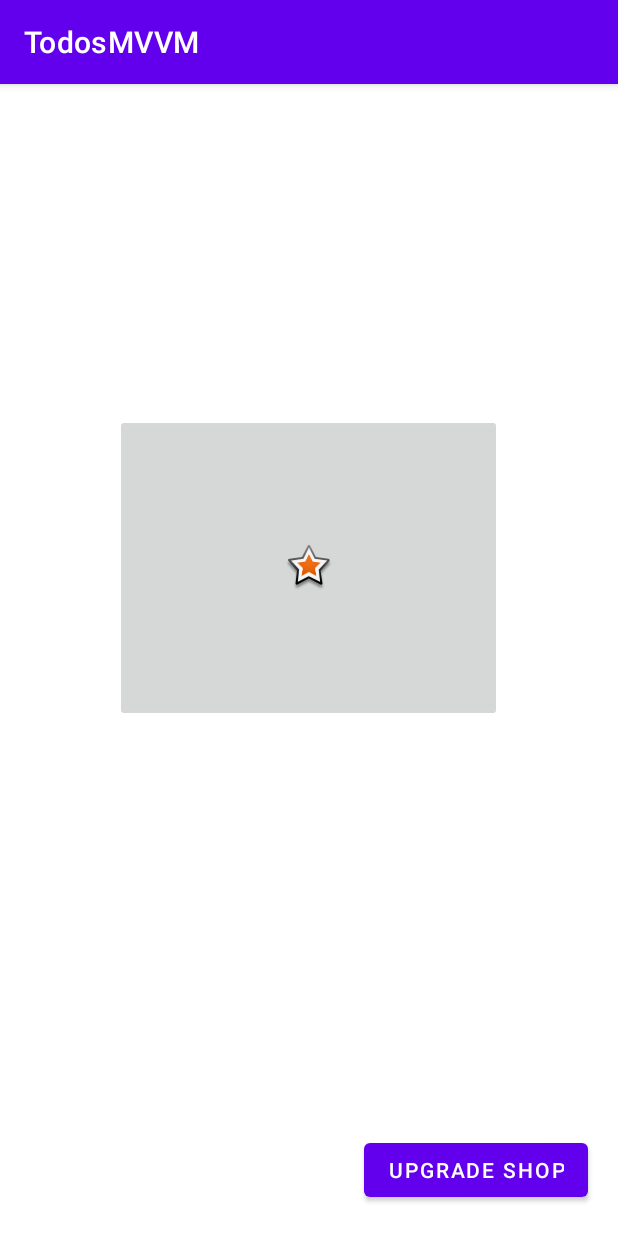
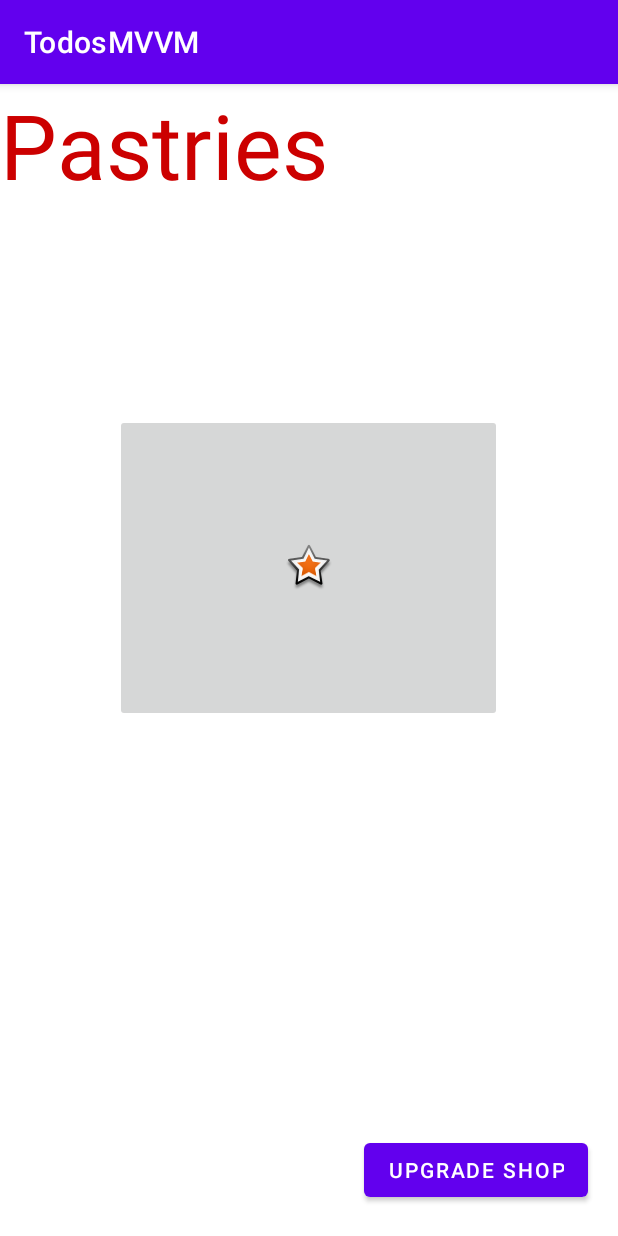
Before and after one commit to hamnerben/final-Poker, an Android app: the screen it shows after launch (MainActivity), on a phone screen of 412 x 824 dp. Run offline under Robolectric (Android 15) with nearby library versions, the light colour scheme and no system bars; 1 statement that could not run was skipped.

Commit message:
added pastry text

```diff
--- a/TodosMVVM/app/src/main/java/com/usu/todosmvvm/PastryFragment.kt
+++ b/TodosMVVM/app/src/main/java/com/usu/todosmvvm/PastryFragment.kt
@@ -28,6 +28,10 @@ class PastryFragment : Fragment() {
         binding.goToUpgrade.setOnClickListener {
             findNavController().navigate(R.id.action_pastryFragment_to_upgradeFragment)
         }
+
+        binding.pastryClicker.setOnClickListener(){
+            //Todo: add the increment to the button
+        }
         return binding.root
     }
 }
--- a/TodosMVVM/app/src/main/res/layout/fragment_pastry.xml
+++ b/TodosMVVM/app/src/main/res/layout/fragment_pastry.xml
@@ -45,4 +45,14 @@
         app:layout_constraintHorizontal_bias="0.496"
         app:layout_constraintStart_toStartOf="parent"
         app:layout_constraintTop_toTopOf="parent" />
+
+    <TextView
+        android:id="@+id/clickerDisplay"
+        android:layout_width="wrap_content"
+        android:layout_height="wrap_content"
+        android:text="Pastries "
+        android:textColor="@android:color/holo_red_dark"
+        android:textSize="60sp"
+        tools:layout_editor_absoluteX="88dp"
+        tools:layout_editor_absoluteY="26dp" />
 </androidx.constraintlayout.widget.ConstraintLayout>
```
